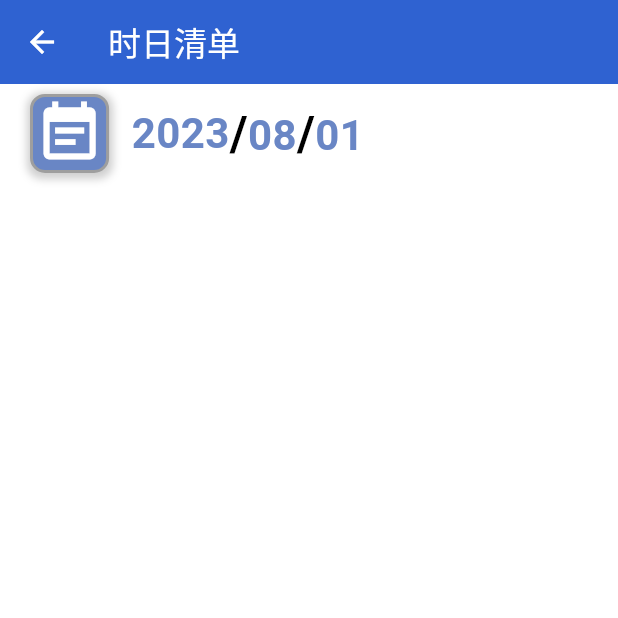
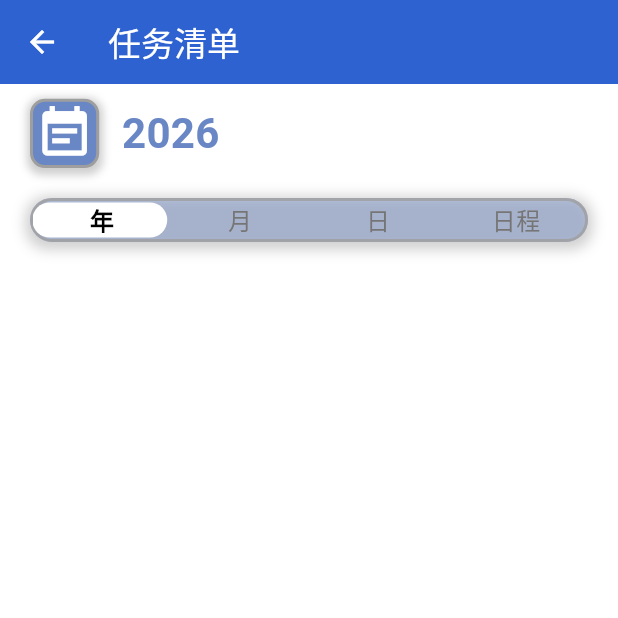
Before and after one commit to DustyWoods/Reminder, a Flutter app: the CalendarPage screen opened by its route, on a phone screen of 412 x 824 dp, the top half of it. Run offline on Flutter 3.47's test engine with Material 3 defaults, Android fonts, the phone set to English and light mode, and no system bars; our stand-ins replace dio, permission_handler, shared_preferences; missing offline and left inert: record; accounts and stored records are empty.

Commit message:
feat: SelectorBar in CalendarPage

```diff
--- a/frontend/lib/Components/CalendarPage/Label.dart
+++ b/frontend/lib/Components/CalendarPage/Label.dart
@@ -40,14 +40,15 @@ class _LabelState extends State<Label> {
   @override
   Widget build(BuildContext context) {
     return Container(
+      height: widget.height,
       color: Colors.transparent,
       padding: EdgeInsets.symmetric(horizontal: 20),
       child: Row(
         mainAxisAlignment: MainAxisAlignment.start,
         children: [
           Container(
-            height: widget.height * 0.8,
-            width: widget.height * 0.8,
+            height: widget.height * 0.7,
+            width: widget.height * 0.7,
             decoration: BoxDecoration(
               color: const Color.fromARGB(255, 105, 134, 197),
               borderRadius: BorderRadius.circular(10),
@@ -66,7 +67,7 @@ class _LabelState extends State<Label> {
             ),
             child: Icon(
               Icons.event_note,
-              size: widget.height * 0.7,
+              size: widget.height * 0.6,
               color: Colors.white,
             ),
           ),
--- /dev/null
+++ b/frontend/lib/Components/CalendarPage/SelectorBar.dart
@@ -0,0 +1,171 @@
+
+import 'package:flutter/material.dart';
+import 'package:reminder/Constants/main.dart';
+
+class SelectorBar extends StatefulWidget {
+  final double width;
+  final double height;
+  final calendarView currentOption;
+  final Function(String year, String month, String day, calendarView) onChange;
+
+  const SelectorBar({super.key,
+    required this.width,
+    required this.height,
+    required this.currentOption,
+    required this.onChange,
+  });
+
+  @override
+  State<SelectorBar> createState() => _SelectorBarState();
+}
+
+class _SelectorBarState extends State<SelectorBar> {
+
+  int _getSelectedIndex() {
+    switch(widget.currentOption) {
+      case calendarView.year:
+        return 0;
+      case calendarView.month:
+        return 1;
+      case calendarView.day:
+        return 2;
+      case calendarView.schedule:
+        return 3;
+      default:
+        return 0;
+    }
+  }
+
+  void _handleTap(String text) {
+    calendarView targetView;
+    String year = DateTime.now().year.toString();
+    String month = '';
+    String day = '';
+
+    switch(text) {
+      case '年':
+        targetView = calendarView.year;
+        break;
+      case '月':
+        targetView = calendarView.month;
+        month = DateTime.now().month.toString();
+        break;
+      case '日':
+        targetView = calendarView.day;
+        month = DateTime.now().month.toString();
+        day = DateTime.now().day.toString();
+        break;
+      case '日程':
+        targetView = calendarView.schedule;
+        break;
+      default:
+        targetView = calendarView.year;
+    }
+
+    widget.onChange(year, month, day, targetView);
+  }
+
+  Widget _buildButtonPotion(calendarView viewOption, double selectorHeight) {
+    String text = '';
+    switch(viewOption) {
+      case calendarView.year:
+        text = '年';
+        break;
+      case calendarView.month:
+        text = '月';
+        break;
+      case calendarView.day:
+        text = '日';
+        break;
+      case calendarView.schedule:
+        text = '日程';
+        break;
+      default:
+        text = '年';
+        break;
+    }
+    return Expanded(
+      child: GestureDetector(
+        onTap: () => _handleTap(text),
+        child: Container(
+          height: selectorHeight,
+          alignment: Alignment.center,
+          child: Text(
+            text,
+            style: TextStyle(
+              color: widget.currentOption == viewOption ? Colors.black : Colors.grey[600],
+              fontSize: 16,
+              fontWeight: widget.currentOption == viewOption ? FontWeight.bold : FontWeight.normal,
+            ),
+          ),
+        ),
+      ),
+    );
+  }
+
+  @override
+  Widget build(BuildContext context) {
+    final selectorWidth = widget.width - 40;
+    final selectorHeight = widget.height - 20;
+    final buttonWidth = selectorWidth / 4;
+    final selectedIndex = _getSelectedIndex();
+
+    return Container(
+      width: widget.width,
+      height: widget.height,
+      padding: EdgeInsets.symmetric(horizontal: 20, vertical: 10),
+      color: Colors.transparent,
+      child: Container(
+        decoration: BoxDecoration(
+          color: const Color.fromARGB(255, 105, 134, 197).withValues(alpha: 0.4),
+          borderRadius: BorderRadius.circular(selectorHeight / 2),
+          border: Border.all(
+            color: Colors.grey.withValues(alpha: 0.8),
+            width: 2,
+          ),
+          boxShadow: [
+            BoxShadow(
+              color: Colors.grey.withValues(alpha: 0.5),
+              spreadRadius: 3,
+              blurRadius: 7,
+              offset: Offset(0, 2),
+            ),
+          ],
+        ),
+        width: selectorWidth,
+        height: selectorHeight,
+        child : Stack(
+          children: [
+            AnimatedPositioned(
+              duration: Duration(milliseconds: 300),
+              curve: Curves.easeInOut,
+              left: selectedIndex * buttonWidth - 2,
+              top : -2,
+              width: buttonWidth,
+              height: selectorHeight,
+              child: Container(
+                margin: EdgeInsets.symmetric(horizontal: 1.5, vertical: 3),
+                decoration: BoxDecoration(
+                  color: Colors.white,
+                  borderRadius: BorderRadius.circular((selectorHeight) / 2 - 3),
+                  border: Border.all(
+                    color: Colors.transparent,
+                    width: 2,
+                  ),
+                ),
+              ),
+            ),
+            Row(
+              children: [
+                _buildButtonPotion(calendarView.year, selectorHeight),
+                _buildButtonPotion(calendarView.month, selectorHeight),
+                _buildButtonPotion(calendarView.day, selectorHeight),
+                _buildButtonPotion(calendarView.schedule, selectorHeight),
+              ],
+            ),
+          ],
+        )
+      ),
+    );
+  }
+}
--- a/frontend/lib/Constants/main.dart
+++ b/frontend/lib/Constants/main.dart
@@ -7,6 +7,13 @@ class GlobalConstants {
 class HomePageConstants {
   static const bool VOICE_INPUT = true;
   static const bool TEXT_INPUT = false;
+}
+
+enum calendarView {
+  year,
+  month,
+  day,
+  schedule,
 }
 
 class HttpConstants {
--- a/frontend/lib/Page/CalendarPage.dart
+++ b/frontend/lib/Page/CalendarPage.dart
@@ -1,6 +1,8 @@
 
 import 'package:flutter/material.dart';
 import 'package:reminder/Components/CalendarPage/Label.dart';
+import 'package:reminder/Components/CalendarPage/SelectorBar.dart';
+import 'package:reminder/Constants/main.dart';
 import 'package:reminder/Utils/ScreenSize.dart';
 
 class CalendarPage extends StatefulWidget {
@@ -11,13 +13,28 @@ class CalendarPage extends StatefulWidget {
 }
 
 class _CalendarPageState extends State<CalendarPage> {
+  String year = DateTime.now().year.toString();
+  String month = '';
+  String day = '';
+
+  calendarView currentView = calendarView.year;
+
+  void _changeView(String newYear, String newMonth, String newDay, calendarView view) {
+    setState(() {
+      year = newYear;
+      month = newMonth;
+      day = newDay;
+      currentView = view;
+    });
+  }
+
   @override
   Widget build(BuildContext context) {
     final screenHeight = ScreenSize.getHeight(context);
 
     return Scaffold(
       appBar: AppBar(
-        title: const Text('时日清单'),
+        title: const Text('任务清单'),
         backgroundColor: const Color.fromARGB(255, 47, 98, 209),
         foregroundColor: Colors.white,
         elevation: 0,
@@ -27,10 +44,8 @@ class _CalendarPageState extends State<CalendarPage> {
           color: Colors.white,
           child: Column(
             children: [
-              SizedBox(
-                height: screenHeight * 0.08,
-                child: Label(height: screenHeight * 0.08, year: '2023', month: '08', day: '01'),
-              ),
+              Label(height: screenHeight * 0.08, year: year, month: month, day: day),
+              SelectorBar(width: ScreenSize.getWidth(context), height: screenHeight * 0.06, currentOption: currentView, onChange: _changeView),
             ],
           )
         )
```
